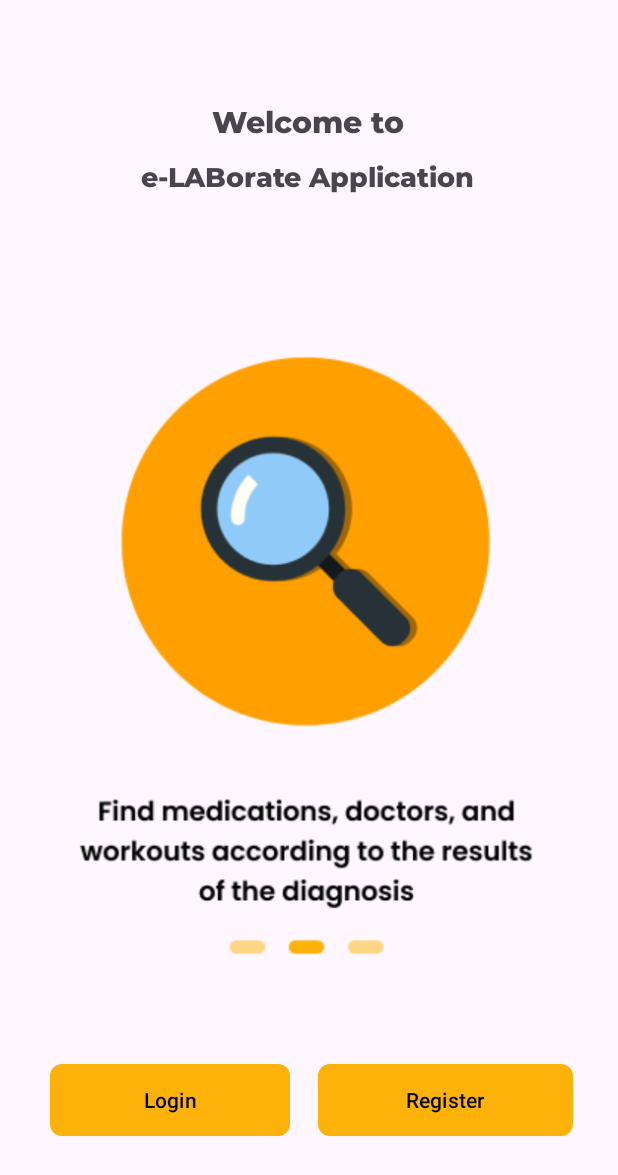
After one commit to efrivahmi/eLaborate, an Android app: the layout activity_welcome.xml on its own in the app's theme, with its tools: preview values and no code run, on a phone screen of 412 x 824 dp. The commit adds this screen. Shown: the top 1175 px of the screen. Run offline under Robolectric (Android 15) with nearby library versions, the phone set to English and light mode, and no system bars.

Commit message:
feat:Add WelcomeActivity, RegisterActivity dan Xml , beberapa asset juga ditambahkan
Masih butuh perbaikan di animasi masih belum sempurna

```diff
--- a/app/src/main/java/com/efrivahmi/elaborate/Api/ApiService.kt
+++ /dev/null
@@ -1,4 +0,0 @@
-package com.efrivahmi.elaborate.Api
-
-interface ApiService {
-}
--- a/app/src/main/java/com/efrivahmi/elaborate/Api/ApiConfig.kt
+++ b/app/src/main/java/com/efrivahmi/elaborate/api/ApiConfig.kt
@@ -1,4 +1,4 @@
-package com.efrivahmi.elaborate.Api
+package com.efrivahmi.elaborate.api
 
 import com.efrivahmi.elaborate.BuildConfig
 import okhttp3.OkHttpClient
--- /dev/null
+++ b/app/src/main/java/com/efrivahmi/elaborate/api/ApiService.kt
@@ -0,0 +1,4 @@
+package com.efrivahmi.elaborate.api
+
+interface ApiService {
+}
--- a/app/src/main/java/com/efrivahmi/elaborate/ui/main/model/UserModel.kt
+++ b/app/src/main/java/com/efrivahmi/elaborate/model/UserModel.kt
@@ -1,4 +1,4 @@
-package com.efrivahmi.elaborate.ui.main.model
+package com.efrivahmi.elaborate.model
 
 import android.os.Parcelable
 import kotlinx.parcelize.Parcelize
--- a/app/src/main/java/com/efrivahmi/elaborate/ui/main/model/UserPreference.kt
+++ b/app/src/main/java/com/efrivahmi/elaborate/model/UserPreference.kt
@@ -1,4 +1,4 @@
-package com.efrivahmi.elaborate.ui.main.model
+package com.efrivahmi.elaborate.model
 
 import androidx.datastore.core.DataStore
 import androidx.datastore.preferences.core.Preferences
--- /dev/null
+++ b/app/src/main/res/drawable/button.xml
@@ -0,0 +1,5 @@
+<?xml version="1.0" encoding="utf-8"?>
+<shape xmlns:android="http://schemas.android.com/apk/res/android">
+    <solid android:color="#FCB208" /> <!-- Ubah warna latar belakang sesuai kebutuhan -->
+    <corners android:radius="8dp" /> <!-- Sesuaikan radius untuk mengubah sudut sudut tombol -->
+</shape>
--- /dev/null
+++ b/app/src/main/res/layout/activity_welcome.xml
@@ -0,0 +1,117 @@
+<?xml version="1.0" encoding="utf-8"?>
+<androidx.constraintlayout.widget.ConstraintLayout xmlns:android="http://schemas.android.com/apk/res/android"
+    xmlns:app="http://schemas.android.com/apk/res-auto"
+    xmlns:tools="http://schemas.android.com/tools"
+    android:layout_width="match_parent"
+    android:layout_height="match_parent"
+    tools:context=".ui.welcome.WelcomeActivity">
+
+    <TextView
+        android:id="@+id/textView1"
+        android:layout_width="wrap_content"
+        android:layout_height="wrap_content"
+        android:layout_marginTop="68dp"
+        android:text="@string/welcome"
+        android:fontFamily="@font/montserrat_extrabold"
+        android:textSize="20sp"
+        android:textStyle="bold"
+        app:layout_constraintBottom_toTopOf="@+id/guideline"
+        app:layout_constraintEnd_toEndOf="parent"
+        app:layout_constraintHorizontal_bias="0.498"
+        app:layout_constraintStart_toStartOf="parent"
+        app:layout_constraintTop_toTopOf="parent"
+        app:layout_constraintVertical_bias="0.0" />
+
+    <TextView
+        android:id="@+id/textView2"
+        android:layout_width="wrap_content"
+        android:layout_height="wrap_content"
+        android:layout_marginTop="8dp"
+        android:text="@string/welcome2"
+        android:fontFamily="@font/montserrat_extrabold"
+        android:textSize="18sp"
+        app:layout_constraintBottom_toTopOf="@+id/guideline"
+        app:layout_constraintEnd_toEndOf="parent"
+        app:layout_constraintHorizontal_bias="0.497"
+        app:layout_constraintStart_toStartOf="parent"
+        app:layout_constraintTop_toBottomOf="@+id/textView1"
+        app:layout_constraintVertical_bias="0.1" />
+
+    <androidx.constraintlayout.widget.Guideline
+        android:id="@+id/guideline"
+        android:layout_width="wrap_content"
+        android:layout_height="wrap_content"
+        android:orientation="horizontal"
+        app:layout_constraintGuide_percent="0.2" />
+
+    <ImageView
+        android:id="@+id/imageView1"
+        android:layout_width="wrap_content"
+        android:layout_height="wrap_content"
+        android:src="@drawable/component1"
+        app:layout_constraintTop_toBottomOf="@id/guideline"
+        app:layout_constraintStart_toStartOf="parent"
+        app:layout_constraintEnd_toStartOf="@id/imageView2"
+        app:layout_constraintHorizontal_chainStyle="packed"
+        app:layout_constraintHorizontal_bias="0.5"
+        app:layout_constraintVertical_bias="0.0"
+        tools:ignore="VisualLintBounds"
+        android:contentDescription="@string/component1" />
+
+    <ImageView
+        android:id="@+id/imageView2"
+        android:layout_width="wrap_content"
+        android:layout_height="505dp"
+        android:src="@drawable/component2"
+        app:layout_constraintEnd_toStartOf="@id/imageView3"
+        app:layout_constraintHorizontal_bias="0.5"
+        app:layout_constraintHorizontal_chainStyle="packed"
+        app:layout_constraintStart_toEndOf="@id/imageView1"
+        app:layout_constraintTop_toBottomOf="@id/guideline"
+        tools:ignore="VisualLintBounds"
+        android:contentDescription="@string/component2"/>
+
+    <ImageView
+        android:id="@+id/imageView3"
+        android:layout_width="wrap_content"
+        android:layout_height="505dp"
+        android:src="@drawable/component3"
+        app:layout_constraintEnd_toEndOf="parent"
+        app:layout_constraintHorizontal_bias="0.5"
+        app:layout_constraintHorizontal_chainStyle="packed"
+        app:layout_constraintStart_toEndOf="@id/imageView2"
+        app:layout_constraintTop_toBottomOf="@id/guideline"
+        tools:ignore="VisualLintBounds"
+        android:contentDescription="@string/component3"/>
+
+    <Button
+        android:id="@+id/loginButton"
+        android:layout_width="160dp"
+        android:layout_height="48dp"
+        android:layout_marginStart="30dp"
+        android:layout_marginTop="16dp"
+        android:layout_marginEnd="5dp"
+        android:background="@drawable/button"
+        android:text="@string/login"
+        android:textColor="#000000"
+        app:layout_constraintBottom_toBottomOf="parent"
+        app:layout_constraintEnd_toStartOf="@id/registerButton"
+        app:layout_constraintHorizontal_bias="0.2"
+        app:layout_constraintStart_toStartOf="parent"
+        app:layout_constraintTop_toBottomOf="@id/imageView1"
+        app:layout_constraintVertical_bias="0.256" />
+
+    <Button
+        android:id="@+id/registerButton"
+        android:layout_width="170dp"
+        android:layout_height="48dp"
+        android:layout_marginTop="16dp"
+        android:layout_marginEnd="30dp"
+        android:background="@drawable/button"
+        android:text="@string/register"
+        android:textColor="#000000"
+        app:layout_constraintBottom_toBottomOf="parent"
+        app:layout_constraintEnd_toEndOf="parent"
+        app:layout_constraintTop_toBottomOf="@id/imageView2"
+        app:layout_constraintVertical_bias="0.256" />
+</androidx.constraintlayout.widget.ConstraintLayout>
--- a/app/src/main/res/values/strings.xml
+++ b/app/src/main/res/values/strings.xml
@@ -1,3 +1,10 @@
 <resources>
     <string name="app_name">eLaborate</string>
+    <string name="welcome">Welcome to</string>
+    <string name="welcome2">e-LABorate Application</string>
+    <string name="component1">Component 1</string>
+    <string name="component2">Component 2</string>
+    <string name="component3">Component 3</string>
+    <string name="login">Login</string>
+    <string name="register">Register</string>
 </resources>
--- a/app/src/main/res/values/themes.xml
+++ b/app/src/main/res/values/themes.xml
@@ -2,6 +2,7 @@
     <!-- Base application theme. -->
     <style name="Base.Theme.ELaborate" parent="Theme.Material3.DayNight.NoActionBar">
         <!-- Customize your light theme here. -->
+        <item name="colorPrimary">#FCB208</item>
         <!-- <item name="colorPrimary">@color/my_light_primary</item> -->
     </style>
 
```
Also changed, not shown: app/src/main/AndroidManifest.xml (+7 -1 lines), app/src/main/java/com/efrivahmi/elaborate/ui/register/RegisterActivity.kt (added, +12 -0 lines), app/src/main/java/com/efrivahmi/elaborate/ui/welcome/WelcomeActivity.kt (added, +72 -0 lines), app/src/main/res/layout/activity_register.xml (added, +9 -0 lines), app/src/main/res/drawable/component1.png (added), app/src/main/res/drawable/component2.png (added), app/src/main/res/drawable/component3.png (added), app/src/main/res/font/montserrat_extrabold.ttf (added), app/src/main/res/font/montserrat_medium.ttf (added).
